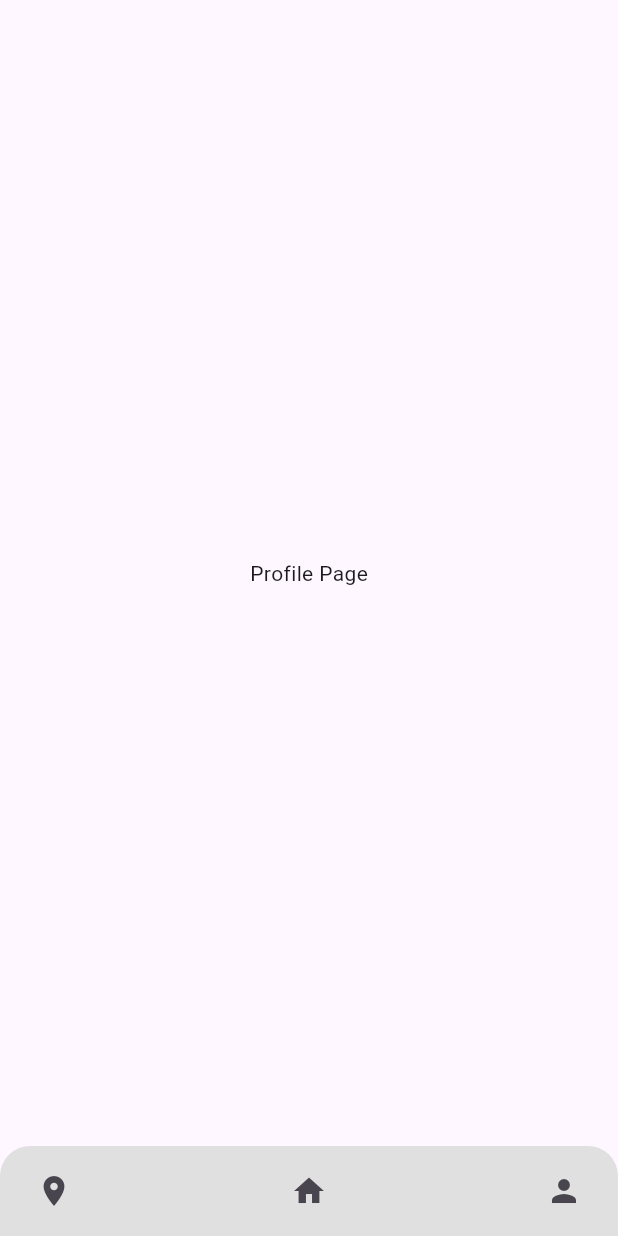
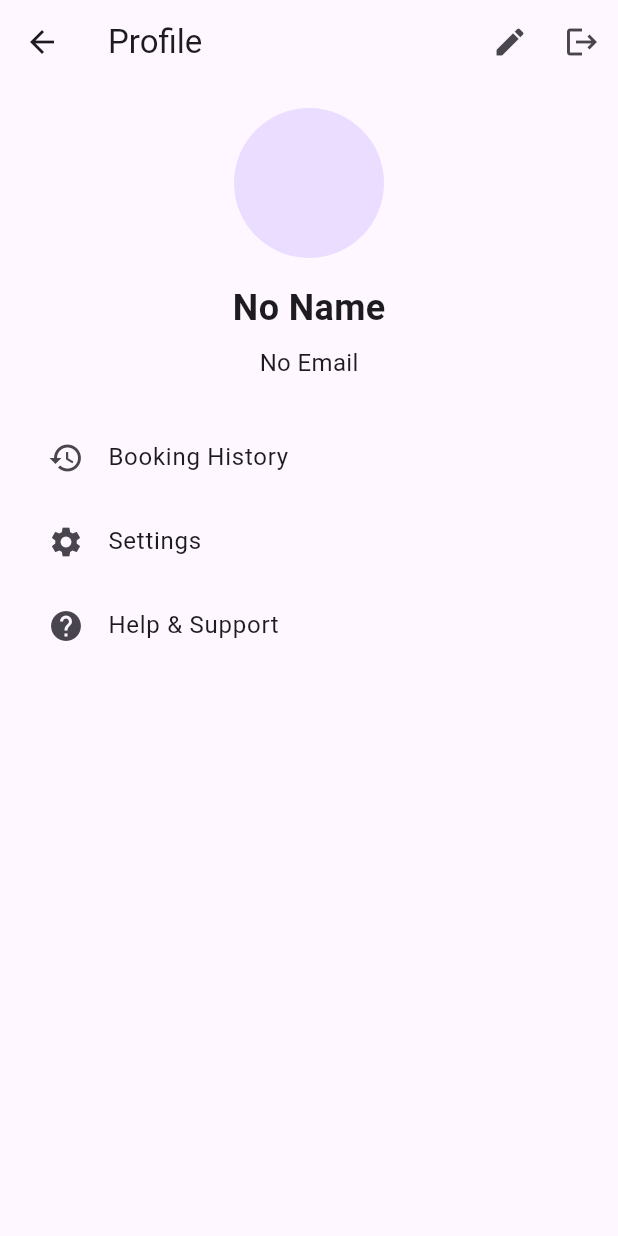
Before and after one commit to isaiahshembe/Recess-Project, a Flutter app: the screen it shows after launch, item 3 of the bottom bar chosen, on a phone screen of 412 x 824 dp. Run offline on Flutter 3.47's test engine with Material 3 defaults, Android fonts, the phone set to English and light mode, and no system bars; our stand-ins replace get.

Commit message:
added some changes to the profile page

```diff
--- a/touristapp/lib/pages/profile_page.dart
+++ b/touristapp/lib/pages/profile_page.dart
@@ -1,22 +1,70 @@
 import 'package:flutter/material.dart';
-import 'package:touristapp/utilities/bottom_nav.dart';
+import 'package:get/get.dart';
+import 'package:get/get_core/src/get_main.dart';
+import 'package:touristapp/pages/editprofilepage.dart';
 
-class ProfilePage extends StatefulWidget {
-  const ProfilePage({super.key});
+class ProfilePage extends StatelessWidget {
 
-  @override
-  State<ProfilePage> createState() => _ProfilePageState();
-}
-
-class _ProfilePageState extends State<ProfilePage> {
   @override
   Widget build(BuildContext context) {
     return Scaffold(
-
-      body: Center(
-        child: Text('Profile Page'),
+      appBar: AppBar(
+        title: Text('Profile'),
+        actions: [
+          IconButton(
+            icon: Icon(Icons.edit),
+            onPressed: () {
+              Get.to(EditProfilePage());
+            },
+          ),
+          IconButton(
+            icon: Icon(Icons.logout),
+            onPressed: () async {},
+          ),
+        ],
       ),
-      bottomNavigationBar: BottomNav(),
+      body: Padding(
+        padding: const EdgeInsets.all(16.0),
+        child: Column(
+          children: [
+            CircleAvatar(
+              radius: 50,
+              ),
+            SizedBox(height: 16),
+            Text(
+              'No Name',
+              style: TextStyle(fontSize: 24, fontWeight: FontWeight.bold),
+            ),
+            SizedBox(height: 8),
+            Text(
+               'No Email',
+              style: TextStyle(fontSize: 16),
+            ),
+            SizedBox(height: 24),
+            ListTile(
+              leading: Icon(Icons.history),
+              title: Text('Booking History'),
+              onTap: () {
+                // Navigate to Booking History Page
+              },
+            ),
+            ListTile(
+              leading: Icon(Icons.settings),
+              title: Text('Settings'),
+              onTap: () {
+                // Navigate to Settings Page
+              },
+            ),
+            ListTile(
+              leading: Icon(Icons.help),
+              title: Text('Help & Support'),
+              onTap: () {
+                // Navigate to Help & Support Page
+              },
+            ),
+          ],
+        ),
+      ),
     );
   }
 }
```
